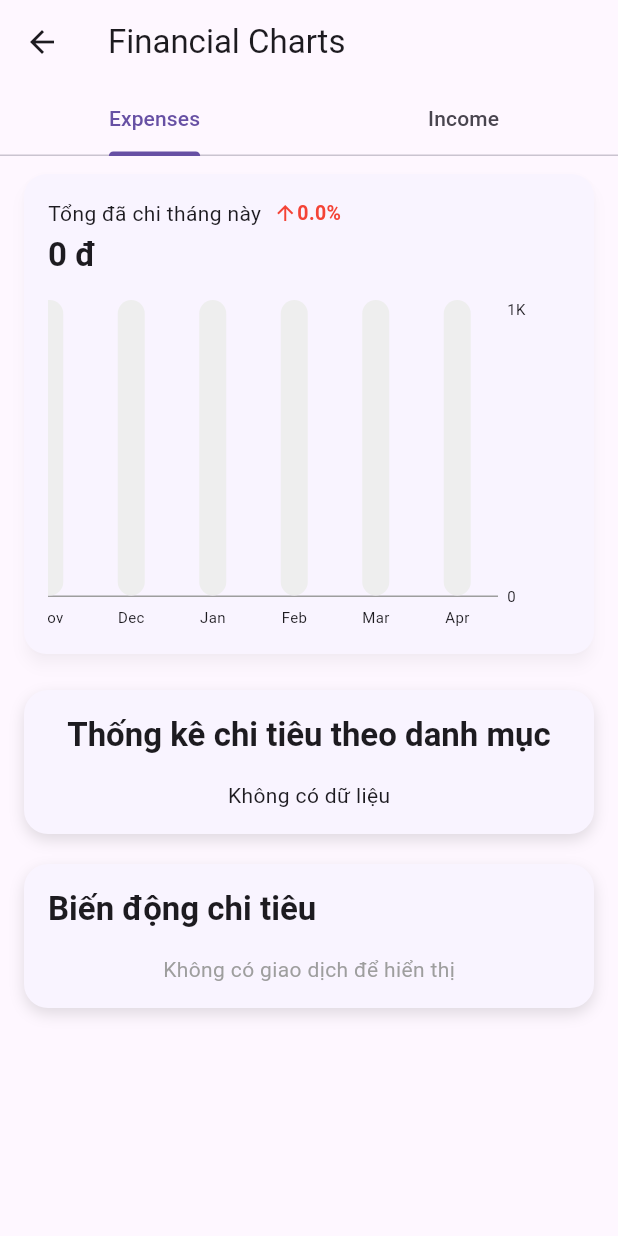
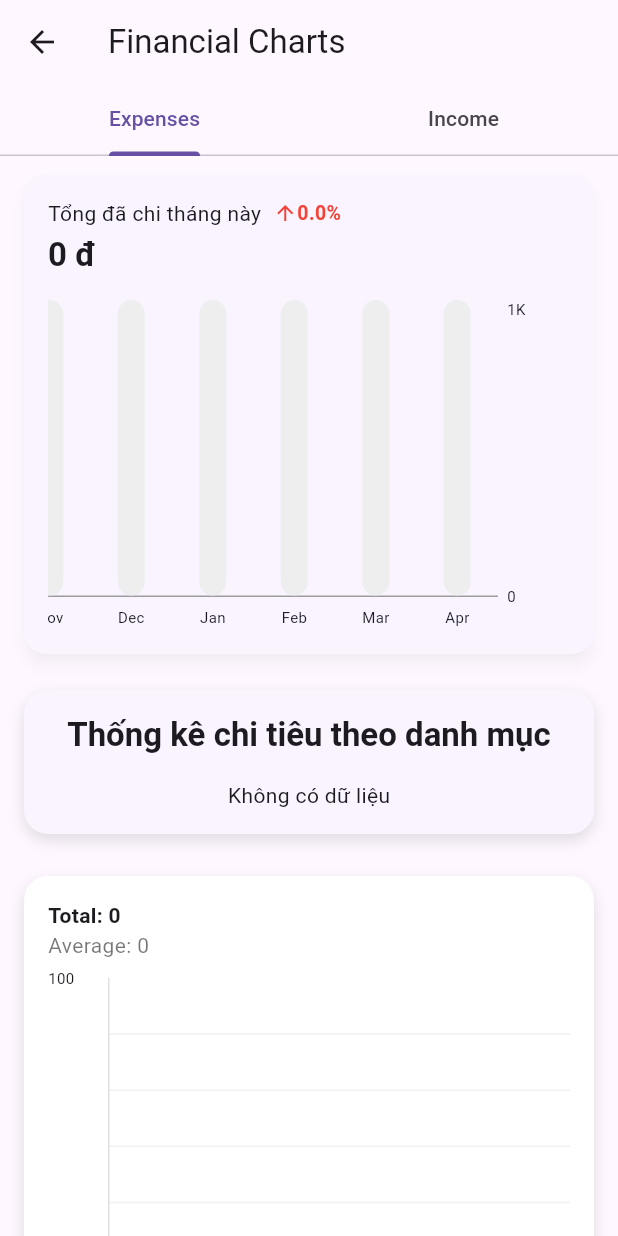
Before and after one commit to sonmessia/quan_ly_tai_chinh, a Flutter app: the ChartsScreen screen opened directly, on a phone screen of 412 x 824 dp. Run offline on Flutter 3.47's test engine with Material 3 defaults, Android fonts, the phone set to English and light mode, and no system bars; drawn by our look-alikes of fl_chart; our stand-ins replace convex_bottom_bar, firebase_auth, firebase_core, google_sign_in, percent_indicator; accounts and stored records are empty.

Commit message:
update 30/3 for line chart,bar chart and filter on dashboard page

```diff
--- a/lib/modules/dashboard/charts/line_chart.dart
+++ b/lib/modules/dashboard/charts/line_chart.dart
@@ -1,7 +1,10 @@
 import 'package:flutter/material.dart';
 import 'package:fl_chart/fl_chart.dart';
+import 'package:intl/intl.dart';
+import 'dart:math';
+import '../../../models/transaction_model.dart';
 import 'package:collection/collection.dart';
-import '../../../models/transaction_model.dart';
+
 
 class LineChartWidget extends StatelessWidget {
   final List<Transaction> transactions;
@@ -13,92 +16,166 @@
     required this.type,
   });
 
-  List<FlSpot> _getDailyData() {
-    if (transactions.isEmpty) return [FlSpot(0, 0)];
+  List<MapEntry<DateTime, double>> _getDailyData(DateTime month) {
+    final filtered = transactions.where((t) =>
+    t.type.toLowerCase() == type.toLowerCase() &&
+        t.date.year == month.year &&
+        t.date.month == month.month).toList();
 
-    final filtered =
-    transactions.where((t) => t.type.toLowerCase() == type.toLowerCase()).toList();
-    final sorted = [...filtered]..sort((a, b) => a.date.compareTo(b.date));
     final dailyTotals = <DateTime, double>{};
-
-    for (var t in sorted) {
-      final date = DateTime(t.date.year, t.date.month, t.date.day);
-      dailyTotals.update(date, (v) => v + t.amount, ifAbsent: () => t.amount);
+    final daysInMonth = DateUtils.getDaysInMonth(month.year, month.month);
+    for (int i = 1; i <= daysInMonth; i++) {
+      dailyTotals[DateTime(month.year, month.month, i)] = 0;
     }
 
-    return dailyTotals.entries.mapIndexed((i, e) => FlSpot(i.toDouble(), e.value)).toList();
+    for (var t in filtered) {
+      final date = DateTime(t.date.year, t.date.month, t.date.day);
+      dailyTotals.update(date, (value) => value + t.amount);
+    }
+
+    return dailyTotals.entries.toList();
   }
 
   @override
   Widget build(BuildContext context) {
-    final data = _getDailyData();
     final theme = Theme.of(context);
+    final DateTime currentMonth = DateTime.now();
+    final dailyData = _getDailyData(currentMonth);
+
+    final total = dailyData.fold(0.0, (sum, e) => sum + e.value);
+    final average = dailyData.isNotEmpty ? (total / dailyData.length) : 0;
+    final maxY = dailyData.map((e) => e.value).fold(0.0, max);
+    final roundedMaxY = (maxY == 0) ? 100 : ((maxY / 100).ceil() * 100).toDouble();
+
+    final spots = dailyData.mapIndexed((i, e) => FlSpot(i.toDouble(), e.value)).toList();
+
+    final dotColors = [Colors.red, Colors.orange, Colors.green, Colors.blue, Colors.purple];
 
     return Container(
-      margin: const EdgeInsets.symmetric(horizontal: 16, vertical: 8),
+      margin: const EdgeInsets.all(16),
       padding: const EdgeInsets.all(16),
       decoration: BoxDecoration(
-        color: const Color(0xFFF9F4FF),
+        color: Colors.white,
         borderRadius: BorderRadius.circular(16),
         boxShadow: const [
-          BoxShadow(
-            color: Colors.black12,
-            blurRadius: 8,
-            offset: Offset(0, 4),
-          )
+          BoxShadow(color: Colors.black12, blurRadius: 8, offset: Offset(0, 4)),
         ],
       ),
       child: Column(
         crossAxisAlignment: CrossAxisAlignment.start,
         children: [
-          Text(
-            type.toLowerCase() == 'income'
-                ? 'Biến động thu nhập'
-                : 'Biến động chi tiêu',
-            style: theme.textTheme.titleLarge?.copyWith(fontWeight: FontWeight.bold),
-          ),
-          const SizedBox(height: 16),
-          if (data.isEmpty || (data.length == 1 && data[0].y == 0))
-            const Center(
-              child: Text(
-                'Không có giao dịch để hiển thị',
-                style: TextStyle(color: Colors.grey),
-              ),
-            )
-          else
+          Text('Total: ${NumberFormat('#,###').format(total)}',
+              style: const TextStyle(fontWeight: FontWeight.bold)),
+          Text('Average: ${NumberFormat('#,###').format(average)}',
+              style: const TextStyle(color: Colors.black54)),
+          const SizedBox(height: 12),
           SizedBox(
-              height: 200,
+            height: 220,
             child: LineChart(
               LineChartData(
+                minY: 0,
+                maxY: roundedMaxY.toDouble(),
+                lineTouchData: LineTouchData(
+                  enabled: true,
+                  touchTooltipData: LineTouchTooltipData(
+                    tooltipMargin: 8,
+                    tooltipRoundedRadius: 8,
+                    getTooltipItems: (touchedSpots) {
+                      return touchedSpots.map((spot) {
+                        final index = spot.spotIndex;
+                        final date = dailyData[index].key;
+                        final value = NumberFormat('#,###').format(spot.y);
+                        return LineTooltipItem(
+                          '${DateFormat('dd MMM').format(date)}\n$value đ',
+                          const TextStyle(color: Colors.black),
+                        );
+                      }).toList();
+                    },
+                  ),
+                ),
                 gridData: FlGridData(
                   show: true,
                   drawVerticalLine: false,
                   getDrawingHorizontalLine: (value) => FlLine(
-                      color: Colors.grey.withOpacity(0.1),
+                    color: Colors.grey.withOpacity(0.15),
                     strokeWidth: 1,
                   ),
                 ),
-                  titlesData: FlTitlesData(show: false),
-                  borderData: FlBorderData(show: false),
+                titlesData: FlTitlesData(
+                  bottomTitles: AxisTitles(
+                    sideTitles: SideTitles(
+                      showTitles: true,
+                      reservedSize: 32,
+                      interval: 1,
+                      getTitlesWidget: (value, _) {
+                        final day = value.toInt() + 1;
+                        if ([0, 7, 14, 21, 28].contains(value.toInt())) {
+                          if (value == 0) {
+                            final month = DateFormat('MMM').format(currentMonth);
+                            return Text('$month\n$day',
+                                textAlign: TextAlign.center,
+                                style: const TextStyle(fontSize: 10));
+                          }
+                          return Text('$day', style: const TextStyle(fontSize: 10));
+                        }
+                        return const SizedBox.shrink();
+                      },
+                    ),
+                  ),
+                  leftTitles: AxisTitles(
+                    sideTitles: SideTitles(
+                      showTitles: true,
+                      reservedSize: 40,
+                      interval: roundedMaxY.toDouble(),
+                      getTitlesWidget: (value, _) {
+                        if (value == 0 || value == roundedMaxY) {
+                          return Text(
+                            NumberFormat('#,###').format(value),
+                            style: const TextStyle(fontSize: 10),
+                          );
+                        }
+                        return const SizedBox.shrink();
+                      },
+                    ),
+                  ),
+                  topTitles: AxisTitles(sideTitles: SideTitles(showTitles: false)),
+                  rightTitles: AxisTitles(sideTitles: SideTitles(showTitles: false)),
+                ),
+                borderData: FlBorderData(
+                  show: true,
+                  border: Border(
+                    left: BorderSide(color: Colors.grey.shade300, width: 1),
+                    bottom: BorderSide(color: Colors.grey.shade300, width: 1),
+                  ),
+                ),
                 lineBarsData: [
                   LineChartBarData(
-                      spots: data,
+                    spots: spots,
                     isCurved: true,
                     color: theme.colorScheme.primary,
                     barWidth: 3,
-                      dotData: FlDotData(show: true),
+                    dotData: FlDotData(
+                      show: true,
+                      getDotPainter: (spot, percent, bar, index) {
+                        return FlDotCirclePainter(
+                          radius: 4,
+                          color: dotColors[index % dotColors.length],
+                          strokeColor: Colors.white,
+                        );
+                      },
+                    ),
                     belowBarData: BarAreaData(
                       show: true,
                       gradient: LinearGradient(
                         colors: [
-                            theme.colorScheme.primary.withOpacity(0.4),
-                            theme.colorScheme.primary.withOpacity(0.05),
+                          theme.colorScheme.primary.withOpacity(0.2),
+                          Colors.transparent,
                         ],
                         begin: Alignment.topCenter,
                         end: Alignment.bottomCenter,
                       ),
                     ),
-                    )
+                  ),
                 ],
               ),
             ),
```
Also changed, not shown: lib/modules/dashboard/screens/record_screens.dart (+71 -62 lines), lib/modules/transactions/transactionDetailScreen.dart (+31 -9 lines), 4 other files. Lines whose indentation alone changed are shown as unchanged.
